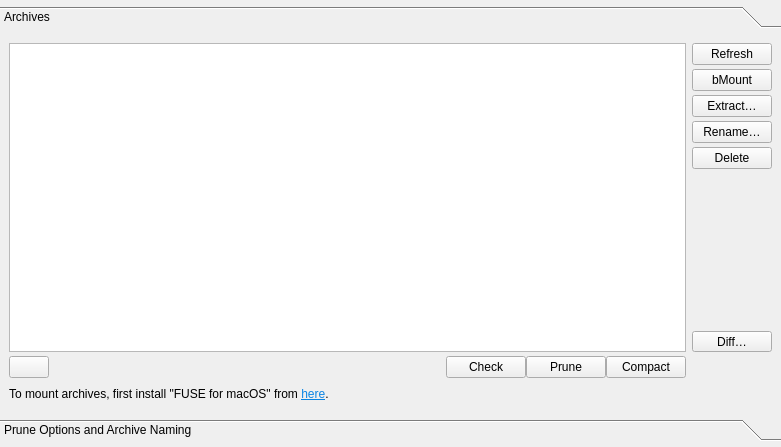
Before: the Qt Designer form src/vorta/assets/UI/archivetab.ui in borgbase/vorta, drawn with Qt 5.
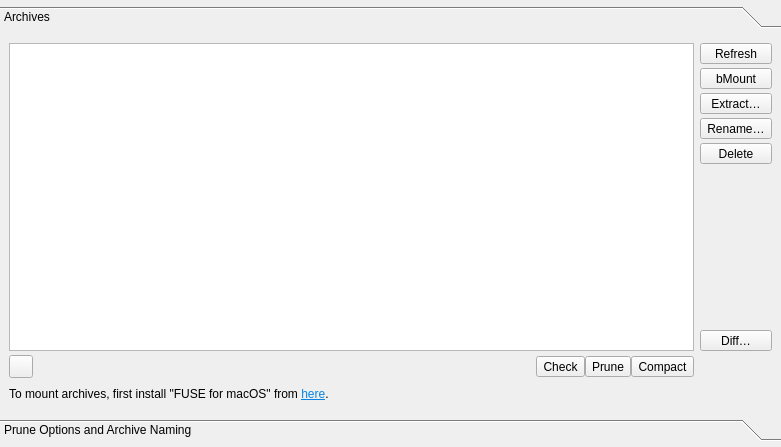
After: the same form once the commit is applied.

Commit message:
Morph `QPushButton`s into `QToolButton`s.
Some exceptions were made, especially in the dialog windows.

* src/vorta/assets/UI/archivetab.ui
* src/vorta/assets/UI/mainwindow.ui
* src/vorta/assets/UI/repotab.ui
* src/vorta/assets/UI/sourcetab.ui

Diff of the .ui file:
```diff
--- a/src/vorta/assets/UI/archivetab.ui
+++ b/src/vorta/assets/UI/archivetab.ui
@@ -49,7 +49,7 @@
          <item row="1" column="0">
           <layout class="QHBoxLayout" name="horizontalLayout_3">
            <item>
-            <widget class="QPushButton" name="bList">
+            <widget class="QToolButton" name="bList">
              <property name="toolTip">
               <string>Refresh archive list</string>
              </property>
@@ -69,30 +69,39 @@
             </spacer>
            </item>
            <item>
-            <widget class="QPushButton" name="bCheck">
+            <widget class="QToolButton" name="bCheck">
              <property name="toolTip">
               <string>Check the consistancy of the repository</string>
              </property>
              <property name="text">
               <string>Check</string>
              </property>
+             <property name="toolButtonStyle">
+              <enum>Qt::ToolButtonTextBesideIcon</enum>
+             </property>
             </widget>
            </item>
            <item>
-            <widget class="QPushButton" name="bPrune">
+            <widget class="QToolButton" name="bPrune">
              <property name="toolTip">
               <string>Prune the archives in this repository</string>
              </property>
              <property name="text">
               <string>Prune</string>
              </property>
+             <property name="toolButtonStyle">
+              <enum>Qt::ToolButtonTextBesideIcon</enum>
+             </property>
             </widget>
            </item>
            <item>
-            <widget class="QPushButton" name="compactButton">
+            <widget class="QToolButton" name="compactButton">
              <property name="text">
               <string>Compact</string>
              </property>
+             <property name="toolButtonStyle">
+              <enum>Qt::ToolButtonTextBesideIcon</enum>
+             </property>
             </widget>
            </item>
           </layout>
@@ -168,7 +177,7 @@
                <number>0</number>
               </property>
               <item>
-               <widget class="QPushButton" name="bRefreshArchive">
+               <widget class="QToolButton" name="bRefreshArchive">
                 <property name="sizePolicy">
                  <sizepolicy hsizetype="MinimumExpanding" vsizetype="Fixed">
                   <horstretch>0</horstretch>
@@ -181,10 +190,13 @@
                 <property name="text">
                  <string>Refresh</string>
                 </property>
+                <property name="toolButtonStyle">
+                 <enum>Qt::ToolButtonTextBesideIcon</enum>
+                </property>
                </widget>
               </item>
               <item>
-               <widget class="QPushButton" name="bMount">
+               <widget class="QToolButton" name="bMount">
                 <property name="sizePolicy">
                  <sizepolicy hsizetype="MinimumExpanding" vsizetype="Fixed">
                   <horstretch>0</horstretch>
@@ -194,10 +206,13 @@
                 <property name="text">
                  <string notr="true">bMount</string>
                 </property>
+                <property name="toolButtonStyle">
+                 <enum>Qt::ToolButtonTextBesideIcon</enum>
+                </property>
                </widget>
               </item>
               <item>
-               <widget class="QPushButton" name="bExtract">
+               <widget class="QToolButton" name="bExtract">
                 <property name="sizePolicy">
                  <sizepolicy hsizetype="MinimumExpanding" vsizetype="Fixed">
                   <horstretch>0</horstretch>
@@ -210,10 +225,13 @@
                 <property name="text">
                  <string>Extract…</string>
                 </property>
+                <property name="toolButtonStyle">
+                 <enum>Qt::ToolButtonTextBesideIcon</enum>
+                </property>
                </widget>
               </item>
               <item>
-               <widget class="QPushButton" name="bRename">
+               <widget class="QToolButton" name="bRename">
                 <property name="sizePolicy">
                  <sizepolicy hsizetype="MinimumExpanding" vsizetype="Fixed">
                   <horstretch>0</horstretch>
@@ -226,10 +244,13 @@
                 <property name="text">
                  <string>Rename…</string>
                 </property>
+                <property name="toolButtonStyle">
+                 <enum>Qt::ToolButtonTextBesideIcon</enum>
+                </property>
                </widget>
               </item>
               <item>
-               <widget class="QPushButton" name="bDelete">
+               <widget class="QToolButton" name="bDelete">
                 <property name="sizePolicy">
                  <sizepolicy hsizetype="MinimumExpanding" vsizetype="Fixed">
                   <horstretch>0</horstretch>
@@ -242,6 +263,9 @@
                 <property name="text">
                  <string>Delete</string>
                 </property>
+                <property name="toolButtonStyle">
+                 <enum>Qt::ToolButtonTextBesideIcon</enum>
+                </property>
                </widget>
               </item>
              </layout>
```
Left out of the diff: 4 changed lines with no effect on the pictures. The commit also changes 3 other files.
